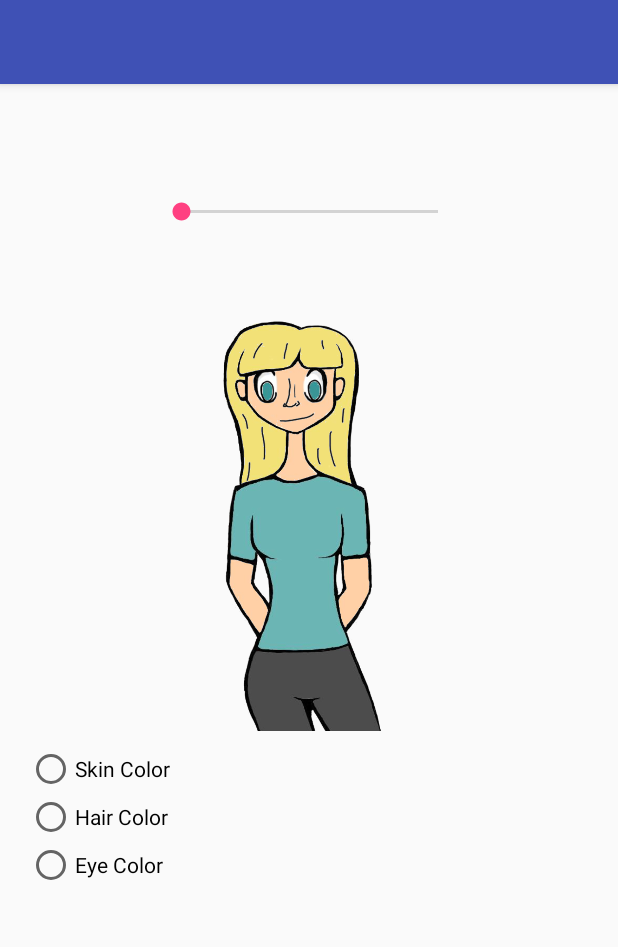
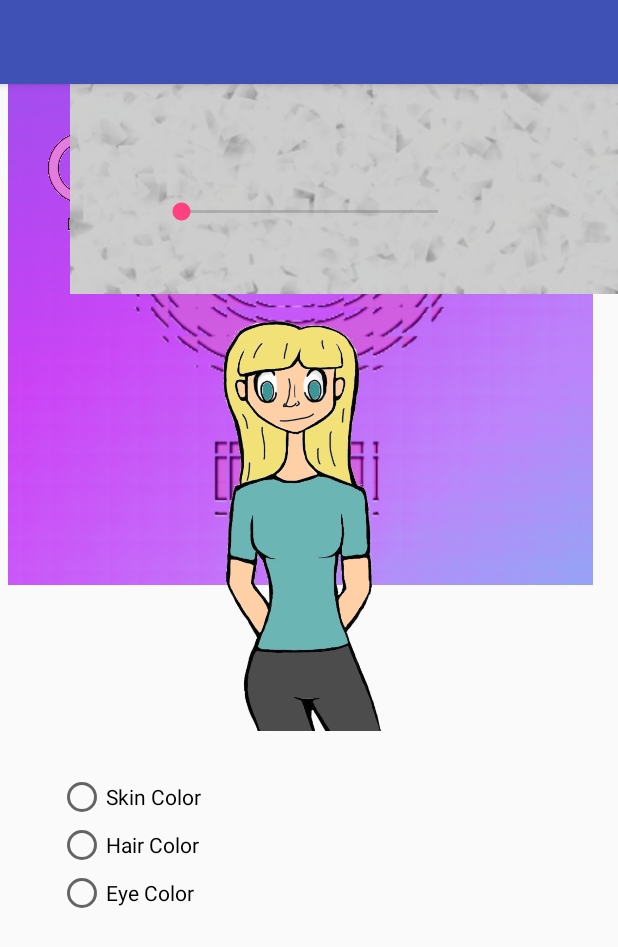
Before and after one commit to CS3398-Cappucino-Dreamers/CS3398-Cappucino-F2017, an Android app: the AvatarActivity screen opened directly, with no data from a screen before it, on a phone screen of 412 x 824 dp. Shown: the top 947 px of the screen. Run offline under Robolectric (Android 15) with nearby library versions, the phone set to English and light mode, and no system bars; libraries missing offline, so code that uses them is left out: com.aurelhubert.ahbottomnavigation.

Commit message:
More Uploaded Textures
textures

```diff
--- a/MyApplication/app/src/main/java/com/example/ben/fitordie/Login/AvatarActivity.java
+++ b/MyApplication/app/src/main/java/com/example/ben/fitordie/Login/AvatarActivity.java
@@ -16,6 +16,8 @@ public class AvatarActivity extends AppCompatActivity {
     private ImageView hairColor;
     private ImageView eyeColor;
     private ImageView skinColor;
+    private ImageView background;
+
     private ImageView gender;
     private RadioGroup attributes;
     private SeekBar hairBar;
@@ -39,6 +41,8 @@ public class AvatarActivity extends AppCompatActivity {
         hairColor = (ImageView) findViewById(R.id.hair);
         eyeColor = (ImageView) findViewById(R.id.eyes);
         skinColor = (ImageView) findViewById(R.id.skin);
+        background = (ImageView) findViewById(R.id.background);
+
         attributes = (RadioGroup) findViewById(R.id.attributes);
         hairBar = (SeekBar) findViewById(R.id.hairBar);
         eyeBar = (SeekBar) findViewById(R.id.eyeBar);
@@ -87,7 +91,11 @@ public class AvatarActivity extends AppCompatActivity {
                         eyeColor.setImageResource(R.drawable.female_eyes_green);
                         hairColor.setImageResource(R.drawable.female_hair_lightbrown);
                         skinColor.setImageResource(R.drawable.female_skin_tan);
+                        background.setImageResource(R.drawable.femalebackground);
 
+                        eyeBar.setVisibility(View.INVISIBLE);
+                        skinBar.setVisibility(View.INVISIBLE);
+                        hairBar.setVisibility(View.INVISIBLE);
 
                         genderFlag = 0;
                         break;
@@ -96,6 +104,11 @@ public class AvatarActivity extends AppCompatActivity {
                         hairColor.setImageResource(R.drawable.male_hair_lightbrown);
                         eyeColor.setImageResource(R.drawable.male_eyes_green);
                         skinColor.setImageResource(R.drawable.male_skin_tan);
+                        background.setImageResource(R.drawable.malebackground);
+
+                        eyeBar.setVisibility(View.INVISIBLE);
+                        skinBar.setVisibility(View.INVISIBLE);
+                        hairBar.setVisibility(View.INVISIBLE);
 
 
                         genderFlag = 1;
--- a/MyApplication/app/src/main/res/layout/activity_avatar.xml
+++ b/MyApplication/app/src/main/res/layout/activity_avatar.xml
@@ -5,6 +5,50 @@
     android:layout_height="match_parent"
     xmlns:android="http://schemas.android.com/apk/res/android"
     xmlns:app="http://schemas.android.com/apk/res-auto">
+
+    <ImageView
+        android:id="@+id/background"
+        android:layout_width="400dp"
+        android:layout_height="390dp"
+        android:layout_marginLeft="0dp"
+        android:layout_marginRight="8dp"
+        app:layout_constraintLeft_toLeftOf="parent"
+        app:layout_constraintRight_toRightOf="parent"
+        app:srcCompat="@drawable/femalebackground"
+        tools:layout_editor_absoluteY="41dp"
+        app:layout_constraintHorizontal_bias="0.0" />
+
+    <ImageView
+        android:id="@+id/maleIcon"
+        android:layout_width="80dp"
+        android:layout_height="80dp"
+        android:layout_marginBottom="8dp"
+        android:layout_marginLeft="8dp"
+        android:layout_marginRight="8dp"
+        android:layout_marginTop="8dp"
+        app:layout_constraintBottom_toBottomOf="parent"
+        app:layout_constraintHorizontal_bias="0.972"
+        app:layout_constraintLeft_toLeftOf="parent"
+        app:layout_constraintRight_toRightOf="parent"
+        app:layout_constraintTop_toBottomOf="@+id/toolbar"
+        app:layout_constraintVertical_bias="0.031"
+        app:srcCompat="@drawable/maleicon" />
+
+    <ImageView
+        android:id="@+id/femaleIcon"
+        android:layout_width="80dp"
+        android:layout_height="80dp"
+        android:layout_marginBottom="8dp"
+        android:layout_marginLeft="8dp"
+        android:layout_marginRight="8dp"
+        android:layout_marginTop="8dp"
+        app:layout_constraintBottom_toBottomOf="parent"
+        app:layout_constraintHorizontal_bias="0.027"
+        app:layout_constraintLeft_toLeftOf="parent"
+        app:layout_constraintRight_toRightOf="parent"
+        app:layout_constraintTop_toBottomOf="@+id/toolbar"
+        app:layout_constraintVertical_bias="0.031"
+        app:srcCompat="@drawable/femaleicon" />
 
     <ImageView
         android:id="@+id/skin"
@@ -48,6 +92,7 @@
         app:layout_constraintBottom_toBottomOf="parent"
         android:layout_marginBottom="8dp"
         app:layout_constraintVertical_bias="0.18" />
+
     <ImageView
         android:id="@+id/gender"
         android:layout_width="260dp"
@@ -62,6 +107,14 @@
         app:layout_constraintBottom_toBottomOf="parent"
         android:layout_marginBottom="8dp"
         app:layout_constraintVertical_bias="0.18" />
+
+    <ImageView
+        android:id="@+id/imageView10"
+        android:layout_width="485dp"
+        android:layout_height="196dp"
+        app:srcCompat="@drawable/menutexture"
+        tools:layout_editor_absoluteX="-46dp"
+        tools:layout_editor_absoluteY="432dp" />
 
     <android.support.v7.widget.Toolbar
         android:id="@+id/toolbar"
@@ -148,12 +201,11 @@
         android:layout_height="126dp"
         android:layout_marginLeft="8dp"
         android:layout_marginRight="250dp"
-        android:layout_marginTop="9dp"
-        app:layout_constraintHorizontal_bias="0.258"
+        android:layout_marginTop="28dp"
+        app:layout_constraintHorizontal_bias="0.8"
         app:layout_constraintLeft_toLeftOf="parent"
         app:layout_constraintRight_toRightOf="@+id/toolbar"
-        app:layout_constraintTop_toBottomOf="@+id/gender"
-        tools:layout_editor_absoluteY="436dp">
+        app:layout_constraintTop_toBottomOf="@+id/gender">
 
         <RadioButton
             android:id="@+id/skinChoice"
```
Also changed, not shown: MyApplication/app/src/main/res/drawable/femalebackground.png (added), MyApplication/app/src/main/res/drawable/femaleicon.png (added), MyApplication/app/src/main/res/drawable/malebackground.png (added), MyApplication/app/src/main/res/drawable/maleicon.png (added), MyApplication/app/src/main/res/drawable/menutexture.png (added).
